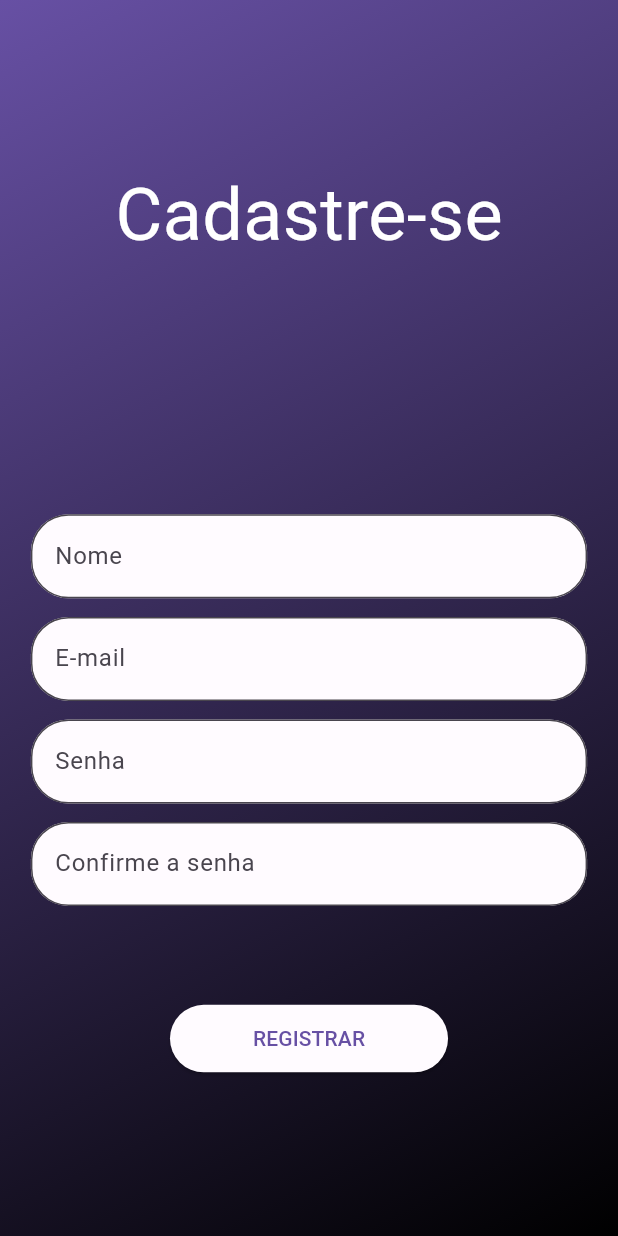
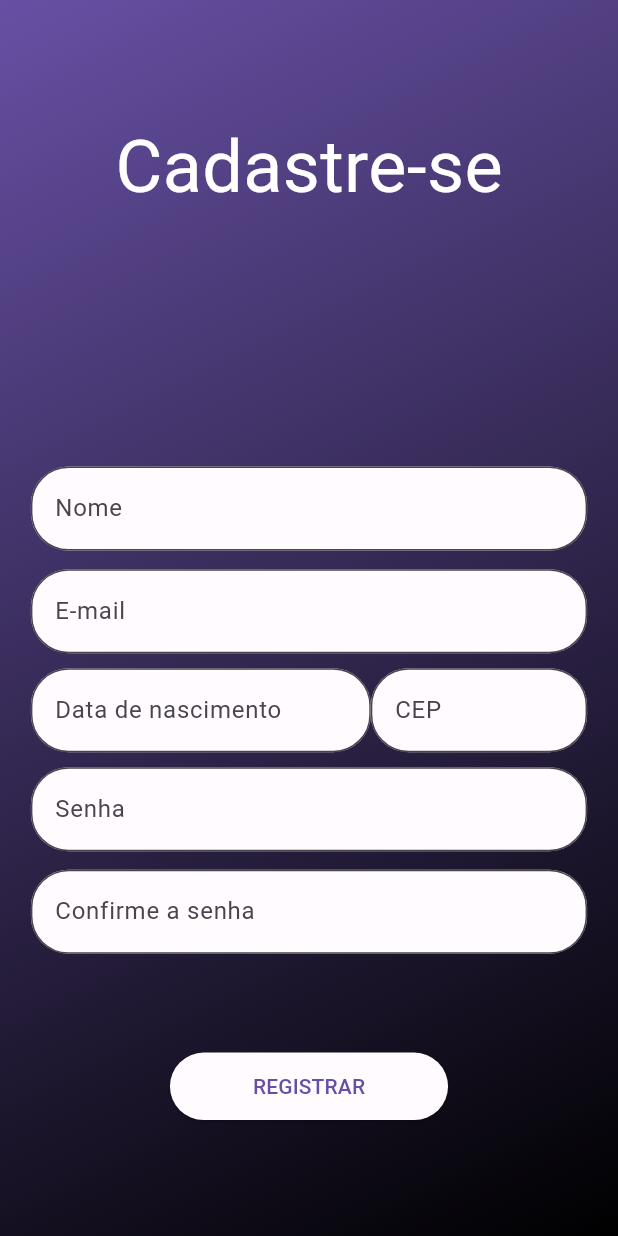
Before and after one commit to IgordeAndrade/customer_secret_service, a Flutter app: the RegisterPage screen opened by its route, on a phone screen of 412 x 824 dp. Run offline on Flutter 3.47's test engine with Material 2 defaults, Android fonts, the light colour scheme and no system bars.

Commit message:
register_page

```diff
--- a/lib/global/design_system/themes/constants/sizes.dart
+++ b/lib/global/design_system/themes/constants/sizes.dart
@@ -12,5 +12,5 @@ class Sizes {
   //INPUT TEXT
   static const double inputTextWidthMultiplier = 0.9;
   static const double borderRadius = 25;
-
+  static const double sizedBoxHeigth = 10;
 }
--- a/lib/login/presentation/login_page.dart
+++ b/lib/login/presentation/login_page.dart
@@ -18,7 +18,7 @@ class LoginPage extends StatelessWidget {
             child: SafeArea(
               child: Column(
                 children: [
-                   Text(
+                  Text(
                     Strings.enter,
                     style: TextStyle(
                         color: Theme.of(context).colorScheme.onPrimary,
--- a/lib/login/presentation/widgets/custom_text_form_field.dart
+++ b/lib/login/presentation/widgets/custom_text_form_field.dart
@@ -2,11 +2,12 @@ import 'package:customer_secret_service/global/design_system/themes/constants/si
 import 'package:flutter/material.dart';
 
 class CustomTextFormField extends StatelessWidget {
-  const CustomTextFormField(
-      {super.key,
-      required this.hintText,
-      this.obscureText = false,
-      this.prefixIcon});
+  const CustomTextFormField({
+    super.key,
+    required this.hintText,
+    this.obscureText = false,
+    this.prefixIcon,
+  });
 
   final String hintText;
   final bool obscureText;
@@ -30,3 +31,38 @@ class CustomTextFormField extends StatelessWidget {
     );
   }
 }
+
+class CustomTextFormField2 extends StatelessWidget {
+  const CustomTextFormField2(
+      {super.key,
+      required this.hintText,
+      required this.textFieldWidth,
+      this.obscureText = false,
+      this.prefixIcon,
+      this.textInputType = TextInputType.text});
+
+  final String hintText;
+  final bool obscureText;
+  final Icon? prefixIcon;
+  final double textFieldWidth;
+  final TextInputType textInputType;
+
+  @override
+  Widget build(BuildContext context) {
+    return SizedBox(
+      width: textFieldWidth,
+      child: TextFormField(
+        keyboardType: textInputType,
+        decoration: InputDecoration(
+          prefixIcon: prefixIcon,
+          hintText: hintText,
+          filled: true,
+          border: OutlineInputBorder(
+            borderRadius: BorderRadius.circular(Sizes.borderRadius),
+          ),
+        ),
+        obscureText: obscureText,
+      ),
+    );
+  }
+}
--- /dev/null
+++ b/lib/sign_out_customer_secret.dart/domain/user_model.dart
@@ -0,0 +1,15 @@
+class User {
+  User({
+    required this.cep,
+    required this.dateOfBirth,
+    required this.completeName,
+    required this.mail,
+    required this.password,
+  });
+
+  String mail;
+  String completeName;
+  DateTime dateOfBirth;
+  String cep;
+  String password;
+}
--- a/lib/sign_out_customer_secret.dart/presentation/presentation/register_page.dart
+++ b/lib/sign_out_customer_secret.dart/presentation/presentation/register_page.dart
@@ -2,6 +2,8 @@ import 'package:customer_secret_service/global/design_system/themes/constants/st
 import 'package:customer_secret_service/login/presentation/widgets/custom_backgroud.dart';
 import 'package:customer_secret_service/login/presentation/widgets/custom_text_form_field.dart';
 import 'package:flutter/material.dart';
+
+import '../../../global/design_system/themes/constants/sizes.dart';
 
 class RegisterPage extends StatelessWidget {
   const RegisterPage({super.key});
@@ -29,13 +31,37 @@ class RegisterPage extends StatelessWidget {
                   Form(
                     child: Column(
                       children: [
-                        const CustomTextFormField(hintText: Strings.name),
+                        const CustomTextFormField(
+                          hintText: Strings.name,
+                        ),
                         SizedBox(
                           height: MediaQuery.of(context).size.height * 0.015,
                         ),
-                        const CustomTextFormField(hintText: Strings.email),
-                        SizedBox(
-                          height: MediaQuery.of(context).size.height * 0.015,
+                        const CustomTextFormField(
+                          hintText: Strings.email,
+                        ),
+                        const SizedBox(
+                          height: Sizes.sizedBoxHeigth,
+                        ),
+                        Row(
+                          mainAxisAlignment: MainAxisAlignment.center,
+                          children: [
+                            CustomTextFormField2(
+                              textInputType: TextInputType.datetime,
+                              hintText: 'Data de nascimento',
+                              textFieldWidth:
+                                  MediaQuery.of(context).size.width * 0.55,
+                            ),
+                            CustomTextFormField2(
+                              textInputType: TextInputType.number,
+                              textFieldWidth:
+                                  MediaQuery.of(context).size.width * 0.35,
+                              hintText: 'CEP',
+                            ),
+                          ],
+                        ),
+                        const SizedBox(
+                          height: Sizes.sizedBoxHeigth,
                         ),
                         const CustomTextFormField(
                           hintText: Strings.password,
```
